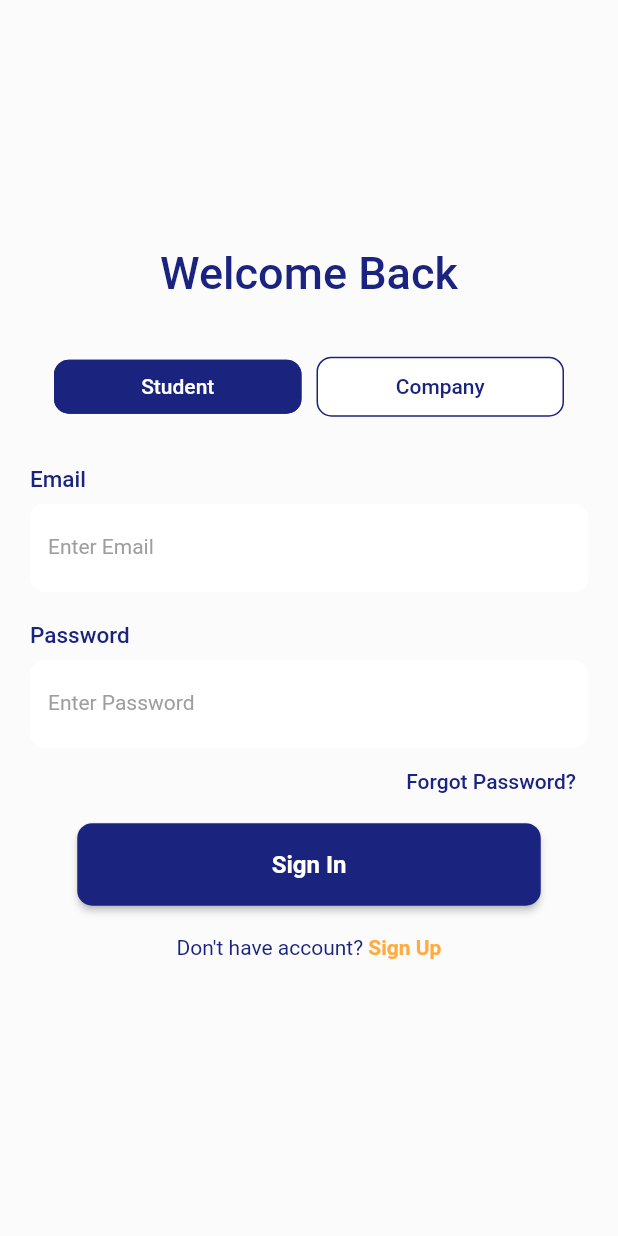
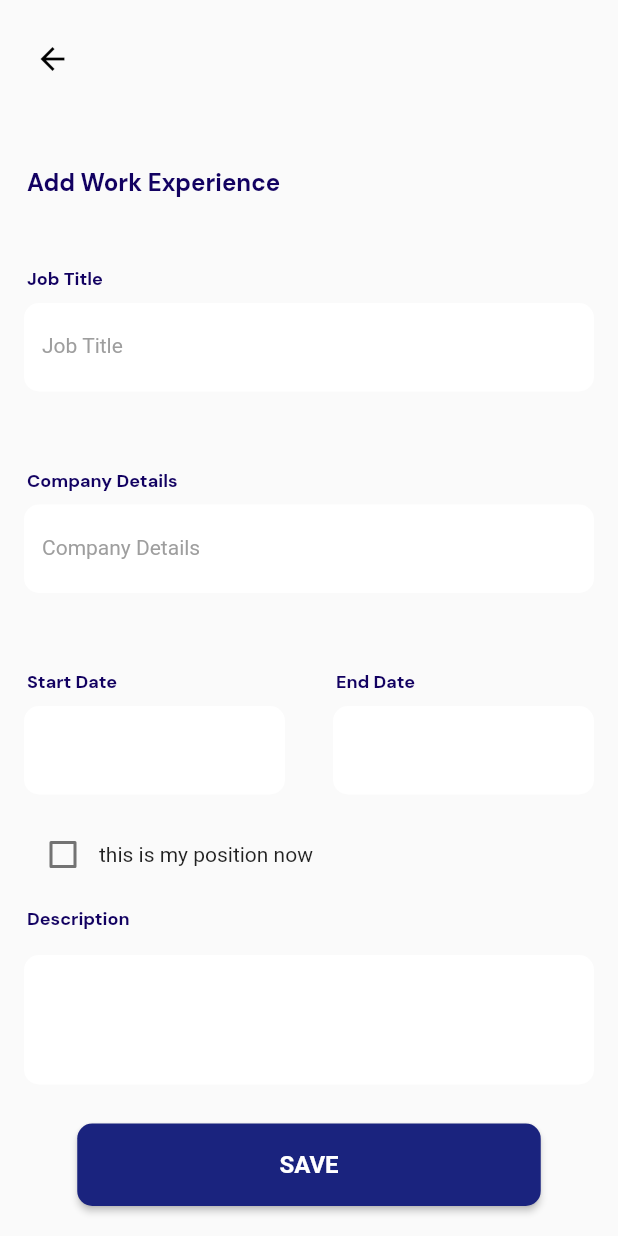
Before and after one commit to iamishu2908/SecureJobPortal, a Flutter app: the screen it shows after launch, on a phone screen of 412 x 824 dp. Run offline on Flutter 3.47's test engine with Material 2 defaults, Android fonts, the light colour scheme and no system bars; our stand-ins replace animated_bottom_navigation_bar, cloud_firestore, firebase_auth, firebase_core, google_fonts; missing offline and left inert: rounded_expansion_tile; accounts and stored records are empty.

Commit message:
added edit experience page

```diff
--- a/lib/main.dart
+++ b/lib/main.dart
@@ -1,5 +1,6 @@
 import 'package:flutter/material.dart';
 import 'package:firebase_core/firebase_core.dart';
+import 'package:secure_job_portal/screens/edit_experience.dart';
 import 'package:secure_job_portal/screens/profilepage.dart';
 import 'package:secure_job_portal/screens/signin_student.dart';
 import 'package:secure_job_portal/utils/color_utils.dart';
@@ -28,7 +29,7 @@ class MyApp extends StatelessWidget {
         primaryColor: Colors.indigo,
       ),
       // home: profilepage()
-      home: const SignInStuScreen(),
+      home: const EditExperience(),
     );
   }
 }
--- /dev/null
+++ b/lib/screens/edit_experience.dart
@@ -0,0 +1,213 @@
+import 'package:firebase_auth/firebase_auth.dart';
+import 'package:flutter/material.dart';
+import 'package:google_fonts/google_fonts.dart';
+import 'package:secure_job_portal/screens/profilepage.dart';
+import 'package:secure_job_portal/utils/color_utils.dart';
+import 'package:secure_job_portal/reusable_widgets/reusable_widget.dart';
+
+class EditExperience extends StatefulWidget {
+  const EditExperience({super.key});
+
+  @override
+  State<EditExperience> createState() => _EditExperienceState();
+}
+
+class _EditExperienceState extends State<EditExperience> {
+  final TextEditingController _jobTitleController = TextEditingController();
+  final TextEditingController _companyDetailsController =
+      TextEditingController();
+  final TextEditingController _startDateController = TextEditingController();
+  final TextEditingController _endDateController = TextEditingController();
+  @override
+  Widget build(BuildContext context) {
+    String description = '';
+    bool? checkedValue = false;
+    return Material(
+      child: Column(
+        mainAxisAlignment: MainAxisAlignment.start,
+        crossAxisAlignment: CrossAxisAlignment.start,
+        children: [
+          Padding(
+            padding: const EdgeInsets.all(15.0),
+            child: TextButton(
+              onPressed: () {
+                // Perform navigation
+                Navigator.push(context,
+                    MaterialPageRoute(builder: (context) => profilepage()));
+              },
+              child: Row(
+                children: const [
+                  Icon(Icons.arrow_back, color: Colors.black),
+                ],
+              ),
+            ),
+          ),
+          const SizedBox(height: 15),
+          Padding(
+            padding: const EdgeInsets.all(18.0),
+            child: Text(
+              'Add Work Experience',
+              style: GoogleFonts.dmSans(
+                color: primarytheme,
+                fontSize: 16,
+                fontWeight: FontWeight.w700,
+                decoration: TextDecoration.none,
+              ),
+            ),
+          ),
+          const SizedBox(height: 10.0),
+          Padding(
+            padding: const EdgeInsets.fromLTRB(18.0, 18.0, 18.0, 0.0),
+            child: Text('Job Title',
+                style: GoogleFonts.dmSans(
+                    color: primarytheme,
+                    fontSize: 12,
+                    fontWeight: FontWeight.w700,
+                    decoration: TextDecoration.none)),
+          ),
+          Expanded(
+              child: Container(
+            padding: EdgeInsets.all(8.0),
+            margin: EdgeInsets.fromLTRB(8.0, 0.0, 8.0, 8.0),
+            child: reusableTextField("Job Title", false, _jobTitleController),
+          )),
+          Padding(
+            padding: const EdgeInsets.fromLTRB(18.0, 0.0, 18.0, 0.0),
+            child: Text('Company Details',
+                style: GoogleFonts.dmSans(
+                    color: primarytheme,
+                    fontSize: 12,
+                    fontWeight: FontWeight.w700,
+                    decoration: TextDecoration.none)),
+          ),
+          Expanded(
+              child: Container(
+            padding: EdgeInsets.all(8.0),
+            margin: EdgeInsets.fromLTRB(8.0, 0.0, 8.0, 8.0),
+            child: reusableTextField(
+                "Company Details", false, _companyDetailsController),
+          )),
+          Row(
+            mainAxisAlignment: MainAxisAlignment.start,
+            children: [
+              Expanded(
+                flex: 1,
+                child: Padding(
+                  padding: const EdgeInsets.fromLTRB(18.0, 0.0, 80.0, 0.0),
+                  child: Text('Start Date',
+                      style: GoogleFonts.dmSans(
+                          color: primarytheme,
+                          fontSize: 12,
+                          fontWeight: FontWeight.w700,
+                          decoration: TextDecoration.none)),
+                ),
+              ),
+              Expanded(
+                flex: 1,
+                child: Padding(
+                  padding: const EdgeInsets.fromLTRB(18.0, 0.0, 80.0, 0.0),
+                  child: Text('End Date',
+                      style: GoogleFonts.dmSans(
+                          color: primarytheme,
+                          fontSize: 12,
+                          fontWeight: FontWeight.w700,
+                          decoration: TextDecoration.none)),
+                ),
+              ),
+            ],
+          ),
+          Row(
+            children: [
+              Expanded(
+                  child: Container(
+                padding: EdgeInsets.all(8.0),
+                margin: EdgeInsets.fromLTRB(8.0, 0.0, 8.0, 8.0),
+                child: reusableTextField("", false, _startDateController),
+              )),
+              Expanded(
+                  child: Container(
+                padding: EdgeInsets.all(8.0),
+                margin: EdgeInsets.fromLTRB(8.0, 0.0, 8.0, 8.0),
+                child: reusableTextField("", false, _endDateController),
+              )),
+            ],
+          ),
+          Padding(
+            padding: const EdgeInsets.fromLTRB(18.0, 0, 0, 9.0),
+            child: Row(
+              mainAxisAlignment: MainAxisAlignment.start,
+              children: [
+                Checkbox(
+                  value: checkedValue,
+                  onChanged: (bool? value) {
+                    setState(() {
+                      checkedValue = value!;
+                    });
+                  },
+                ),
+                Text("this is my position now"),
+              ],
+            ),
+          ),
+          Padding(
+            padding: const EdgeInsets.fromLTRB(18.0, 2.0, 80.0, 0.0),
+            child: Text('Description',
+                style: GoogleFonts.dmSans(
+                    color: primarytheme,
+                    fontSize: 12,
+                    fontWeight: FontWeight.w700,
+                    decoration: TextDecoration.none)),
+          ),
+          Expanded(
+            child: Container(
+              height: 600,
+              padding: const EdgeInsets.all(8.0),
+              margin: const EdgeInsets.all(8.0),
+              child: TextField(
+                cursorColor: Colors.grey.shade500,
+                style: TextStyle(color: Colors.grey.shade600, fontSize: 16.0),
+                maxLines: 10,
+                decoration: InputDecoration(
+                  fillColor: Colors.white,
+                  filled: true,
+                  border: OutlineInputBorder(),
+                  enabledBorder: OutlineInputBorder(
+                    borderRadius: BorderRadius.circular(10.0),
+                    borderSide: BorderSide(width: 1, style: BorderStyle.none),
+                  ),
+                  focusedBorder: OutlineInputBorder(
+                    borderRadius: BorderRadius.circular(10.0),
+                    borderSide: BorderSide(
+                        width: 1,
+                        style: BorderStyle.solid,
+                        color: Colors.indigo.shade900),
+                  ),
+                ),
+                onChanged: (String value) {
+                  // Handle text input changes
+                  setState(() {
+                    description = value;
+                  });
+                },
+              ),
+            ),
+          ),
+          Center(
+            child: firebaseUIButton(context, "SAVE", () {
+              // FirebaseAuth.instance
+              //     .editExperience(
+              //     job_title: _jobTitleController.text,
+              //     companyDetails: _companyDetailsController.text)
+              //     .then((value) {
+              //   Navigator.push(context,
+              //       MaterialPageRoute(builder: (context) => profilepage()));
+              // }).onError((error, stackTrace) {
+              //   print("Error ${error.toString()}");
+              // });
+            }),
+          ),
+        ],
+      ),
+    );
+  }
+}
--- a/lib/screens/profilepage.dart
+++ b/lib/screens/profilepage.dart
@@ -5,6 +5,8 @@ import 'package:secure_job_portal/screens/home.dart';
 import 'package:secure_job_portal/screens/mainpage.dart';
 import 'package:secure_job_portal/screens/signin_student.dart';
 import 'package:secure_job_portal/utils/color_utils.dart';
+
+import 'edit_experience.dart';
 
 List<String> profilemenu = [
   'About Me',
@@ -269,10 +271,21 @@ class _qboxState extends State<qbox> {
                                 Spacer(),
                                 Align(
                                   alignment: Alignment.centerRight,
-                                  child: Icon(
-                                    Icons.edit,
-                                    size: 22.0,
-                                    color: orangetheme,
+                                  child: GestureDetector(
+                                    onTap: () {
+                                      if (widget.title == 'Work Experience') {
+                                        Navigator.push(
+                                            context,
+                                            MaterialPageRoute(
+                                                builder: (context) =>
+                                                    EditExperience()));
+                                      }
+                                    },
+                                    child: Icon(
+                                      Icons.edit,
+                                      size: 22.0,
+                                      color: orangetheme,
+                                    ),
                                   ),
                                 ),
                                 SizedBox(
```
